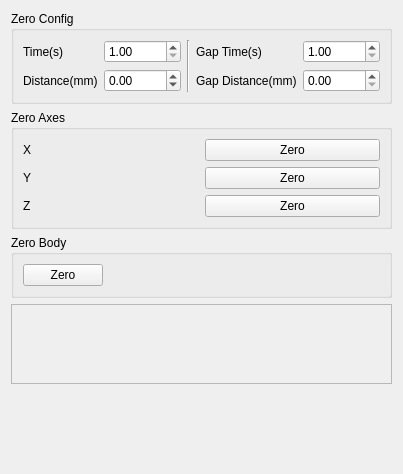
First picture: the form in source/wnd/ui/h2pref.ui, repository ww4u/megarobostudio, before the edit.
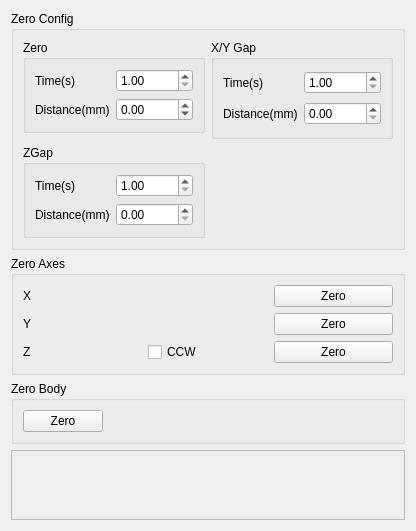
Second picture: the form after the edit. Icons and pictures are not drawn.

The edit to the form file:
```diff
--- a/source/wnd/ui/h2pref.ui
+++ b/source/wnd/ui/h2pref.ui
@@ -20,52 +20,60 @@
       <string>Zero Config</string>
      </property>
      <layout class="QGridLayout" name="gridLayout_3">
+      <item row="3" column="0" colspan="2">
+       <widget class="QGroupBox" name="gpZGap">
+        <property name="title">
+         <string>ZGap</string>
+        </property>
+        <layout class="QGridLayout" name="gridLayout_2">
+         <item row="0" column="1">
+          <widget class="QDoubleSpinBox" name="spinGapZTime">
+           <property name="minimum">
+            <double>1.000000000000000</double>
+           </property>
+           <property name="maximum">
+            <double>100.000000000000000</double>
+           </property>
+          </widget>
+         </item>
       <item row="0" column="0">
-       <widget class="QLabel" name="label_7">
+          <widget class="QLabel" name="label_6">
         <property name="text">
          <string>Time(s)</string>
         </property>
        </widget>
       </item>
-      <item row="1" column="3">
-       <widget class="QLabel" name="label_5">
+         <item row="1" column="0">
+          <widget class="QLabel" name="label_8">
         <property name="text">
-         <string>Gap Distance(mm)</string>
+            <string>Distance(mm)</string>
         </property>
        </widget>
       </item>
       <item row="1" column="1">
-       <widget class="QDoubleSpinBox" name="spinZeroAngle">
-        <property name="minimum">
-         <double>-360.000000000000000</double>
-        </property>
+          <widget class="QDoubleSpinBox" name="spinGapZDist">
         <property name="maximum">
          <double>10000.000000000000000</double>
         </property>
        </widget>
       </item>
-      <item row="1" column="4">
-       <widget class="QDoubleSpinBox" name="spinGapDist">
-        <property name="maximum">
-         <double>10000.000000000000000</double>
-        </property>
+        </layout>
        </widget>
       </item>
       <item row="0" column="2" rowspan="2">
-       <widget class="Line" name="line">
-        <property name="orientation">
-         <enum>Qt::Vertical</enum>
+       <widget class="QGroupBox" name="groupBox_4">
+        <property name="title">
+         <string>X/Y Gap</string>
         </property>
-       </widget>
-      </item>
-      <item row="0" column="3">
+        <layout class="QGridLayout" name="gridLayout_4">
+         <item row="0" column="0">
        <widget class="QLabel" name="label_4">
         <property name="text">
-         <string>Gap Time(s)</string>
+            <string>Time(s)</string>
         </property>
        </widget>
       </item>
-      <item row="0" column="4">
+         <item row="0" column="1">
        <widget class="QDoubleSpinBox" name="spinGapTime">
         <property name="minimum">
          <double>1.000000000000000</double>
@@ -75,6 +83,49 @@
         </property>
        </widget>
       </item>
+         <item row="1" column="0">
+          <widget class="QLabel" name="label_5">
+           <property name="text">
+            <string>Distance(mm)</string>
+           </property>
+          </widget>
+         </item>
+         <item row="1" column="1">
+          <widget class="QDoubleSpinBox" name="spinGapDist">
+           <property name="maximum">
+            <double>10000.000000000000000</double>
+           </property>
+          </widget>
+         </item>
+        </layout>
+       </widget>
+      </item>
+      <item row="0" column="3">
+       <spacer name="horizontalSpacer">
+        <property name="orientation">
+         <enum>Qt::Horizontal</enum>
+        </property>
+        <property name="sizeHint" stdset="0">
+         <size>
+          <width>40</width>
+          <height>20</height>
+         </size>
+        </property>
+       </spacer>
+      </item>
+      <item row="0" column="0" colspan="2">
+       <widget class="QGroupBox" name="groupBox_5">
+        <property name="title">
+         <string>Zero</string>
+        </property>
+        <layout class="QGridLayout" name="gridLayout_5">
+         <item row="0" column="0">
+          <widget class="QLabel" name="label_7">
+           <property name="text">
+            <string>Time(s)</string>
+           </property>
+          </widget>
+         </item>
       <item row="0" column="1">
        <widget class="QDoubleSpinBox" name="spinZeroTime">
         <property name="minimum">
@@ -85,6 +136,16 @@
         </property>
        </widget>
       </item>
+         <item row="1" column="1">
+          <widget class="QDoubleSpinBox" name="spinZeroAngle">
+           <property name="minimum">
+            <double>-360.000000000000000</double>
+           </property>
+           <property name="maximum">
+            <double>10000.000000000000000</double>
+           </property>
+          </widget>
+         </item>
       <item row="1" column="0">
        <widget class="QLabel" name="label_9">
         <property name="text">
@@ -95,20 +156,37 @@
      </layout>
     </widget>
    </item>
+     </layout>
+    </widget>
+   </item>
    <item>
     <widget class="QGroupBox" name="groupBox">
      <property name="title">
       <string>Zero Axes</string>
      </property>
      <layout class="QGridLayout" name="gridLayout">
-      <item row="0" column="1">
+      <item row="2" column="2">
+       <widget class="QPushButton" name="btnZeroZ">
+        <property name="text">
+         <string>Zero</string>
+        </property>
+       </widget>
+      </item>
+      <item row="0" column="2">
        <widget class="QPushButton" name="btnZeroX">
         <property name="text">
          <string>Zero</string>
         </property>
        </widget>
       </item>
-      <item row="1" column="1">
+      <item row="1" column="0">
+       <widget class="QLabel" name="label_2">
+        <property name="text">
+         <string>Y</string>
+        </property>
+       </widget>
+      </item>
+      <item row="1" column="2">
        <widget class="QPushButton" name="btnZeroY">
         <property name="text">
          <string>Zero</string>
@@ -122,13 +200,6 @@
         </property>
        </widget>
       </item>
-      <item row="1" column="0">
-       <widget class="QLabel" name="label_2">
-        <property name="text">
-         <string>Y</string>
-        </property>
-       </widget>
-      </item>
       <item row="2" column="0">
        <widget class="QLabel" name="labelZ">
         <property name="text">
@@ -137,9 +208,9 @@
        </widget>
       </item>
       <item row="2" column="1">
-       <widget class="QPushButton" name="btnZeroZ">
+       <widget class="QCheckBox" name="chkCcw">
         <property name="text">
-         <string>Zero</string>
+         <string>CCW</string>
         </property>
        </widget>
       </item>
```
Lines whose indentation alone changed are shown as unchanged.
